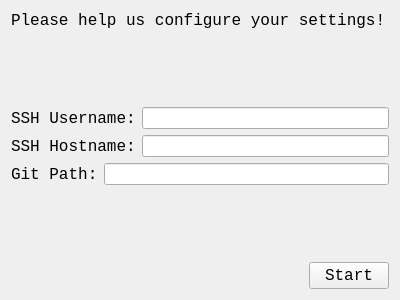
First picture: the form in GAUI/configuresettings.ui, repository ezfe/grading-assistant-cs205, before the edit.
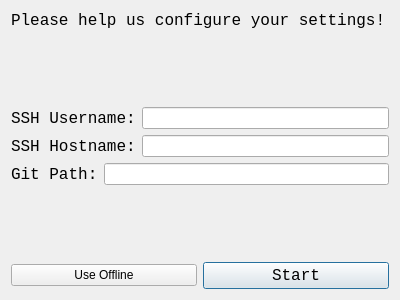
Second picture: the form after the edit.

Commit message: Offline option

Patch:
```diff
--- a/GAUI/configuresettings.ui
+++ b/GAUI/configuresettings.ui
@@ -131,7 +131,22 @@
      </property>
     </spacer>
    </item>
-   <item alignment="Qt::AlignRight">
+   <item>
+    <layout class="QHBoxLayout" name="horizontalLayout_4">
+     <item>
+      <widget class="QPushButton" name="startOffline">
+       <property name="text">
+        <string>Use Offline</string>
+       </property>
+       <property name="autoDefault">
+        <bool>false</bool>
+       </property>
+       <property name="default">
+        <bool>false</bool>
+       </property>
+      </widget>
+     </item>
+     <item>
     <widget class="QPushButton" name="startButton">
      <property name="font">
       <font>
@@ -142,7 +157,18 @@
      <property name="text">
       <string>Start</string>
      </property>
-    </widget>
+       <property name="autoDefault">
+        <bool>false</bool>
+       </property>
+       <property name="default">
+        <bool>true</bool>
+       </property>
+       <property name="flat">
+        <bool>false</bool>
+       </property>
+      </widget>
+     </item>
+    </layout>
    </item>
   </layout>
  </widget>
```
Lines whose indentation alone changed are shown as unchanged. The commit also changes 3 other files.
